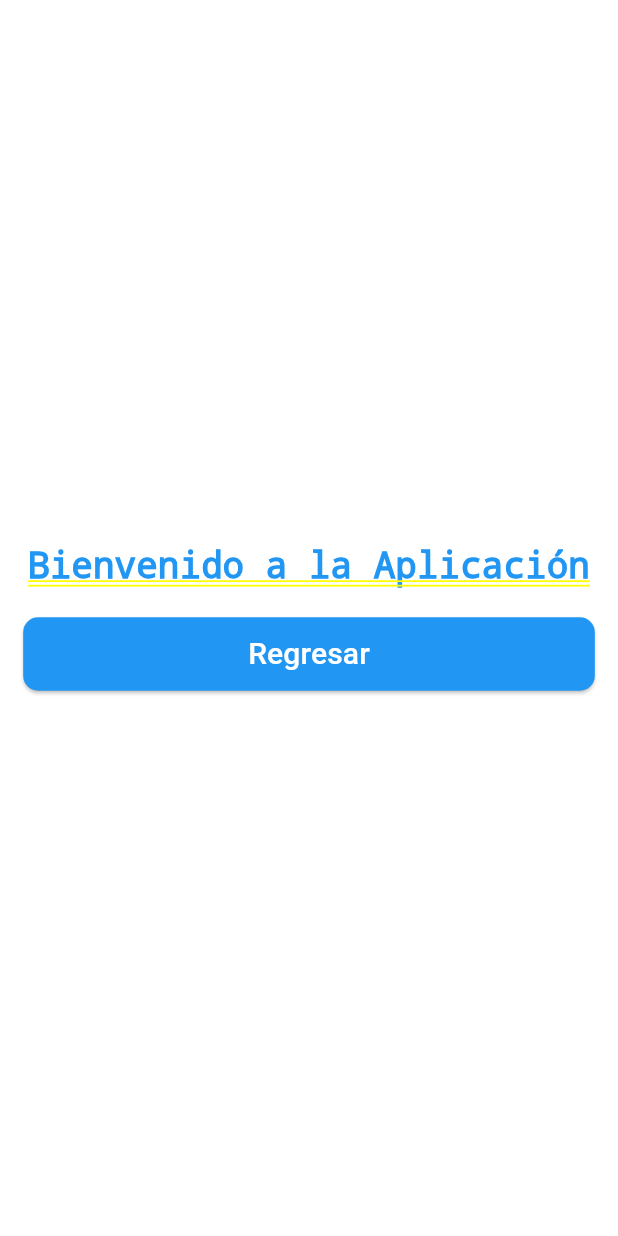
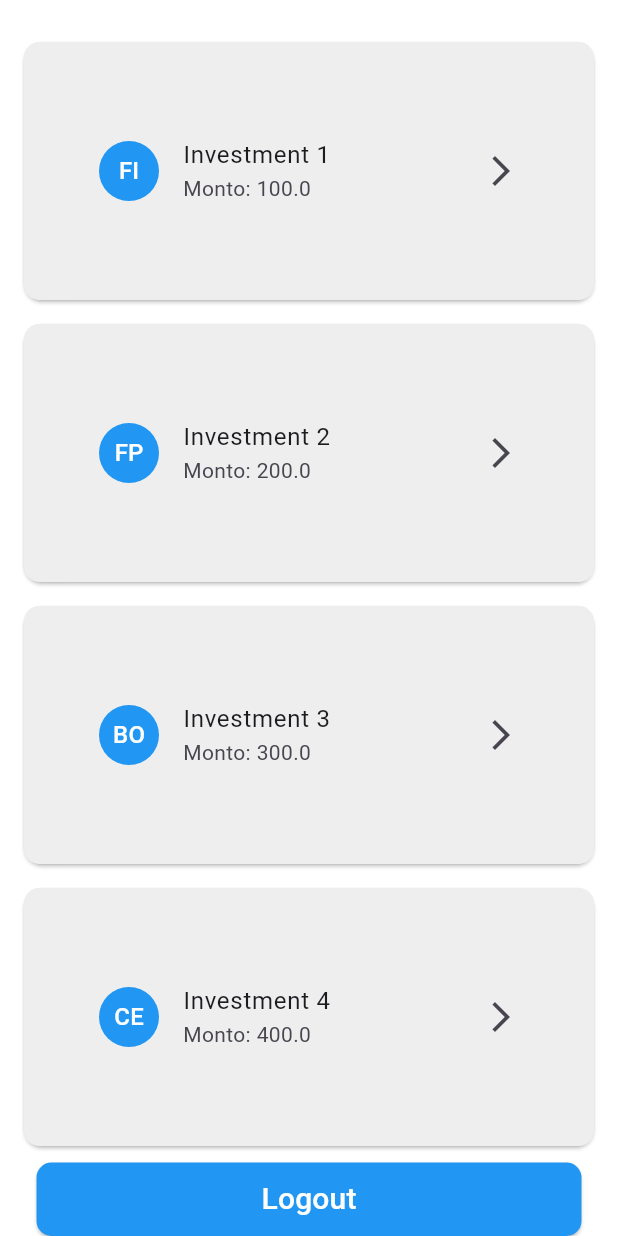
Before and after one commit to Jackson1903/my_new_flutter_app, a Flutter app: the screen it shows after launch, after a tap on "Ingresar", on a phone screen of 412 x 824 dp. Run offline on Flutter 3.47's test engine with Material 3 defaults, Android fonts, the phone set to English and light mode, and no system bars.

Commit message:
Se agrega nueva estructura y list card dinamico

```diff
--- a/lib/data/investments.dart
+++ b/lib/data/investments.dart
@@ -1,4 +1,4 @@
-import 'package:my_new_flutter_app/models/card_investment.dart';
+import 'package:my_new_flutter_app/data/models/card_investment.dart';
 
 const investments = [
   CardInvestment('1', 'Investment 1', 'FI', 100.0),
--- a/lib/main.dart
+++ b/lib/main.dart
@@ -1,5 +1,5 @@
 import 'package:flutter/material.dart';
-import 'package:my_new_flutter_app/views/login_screen.dart';
+import 'package:my_new_flutter_app/presentation/views/login_screen.dart';
 
 void main() {
   runApp(
--- /dev/null
+++ b/lib/presentation/views/home_screen.dart
@@ -0,0 +1,62 @@
+import 'package:flutter/material.dart';
+import 'package:my_new_flutter_app/presentation/views/login_screen.dart';
+import 'package:my_new_flutter_app/wigets/styled_button.dart';
+import 'package:my_new_flutter_app/data/investments.dart';
+
+class HomeContainer extends StatelessWidget {
+  const HomeContainer({super.key});
+
+  final textButtonBack = 'Logout';
+
+  @override
+  Widget build(BuildContext context) {
+    return Container(
+      decoration: const BoxDecoration(color: Colors.white),
+      child: Column(
+        children: [
+          const SizedBox(height: 20),
+          Expanded(
+            child: ListView.builder(
+              itemCount: investments.length,
+              itemBuilder: (context, index) {
+                final investment = investments[index];
+                return Card(
+                  margin:
+                      const EdgeInsets.symmetric(horizontal: 16, vertical: 8),
+                  child: ListTile(
+                    title: Text(investment.cardName ?? ''),
+                    contentPadding: const EdgeInsets.all(50),
+                    shape: RoundedRectangleBorder(
+                      borderRadius: BorderRadius.circular(10),
+                    ),
+                    tileColor: Colors.grey[200],
+                    leading: CircleAvatar(
+                      backgroundColor: Colors.blue,
+                      child: Text(investment.cardType ?? '',
+                          style: const TextStyle(color: Colors.white)),
+                    ),
+                    trailing: const Icon(Icons.arrow_forward_ios),
+                    onTap: () {
+                      // Handle tap if needed
+                    },
+                    subtitle:
+                        Text('Monto: ${investment.investmentAmount ?? ''}'),
+                  ),
+                );
+              },
+            ),
+          ),
+          StyledButton(
+            text: textButtonBack,
+            onPressed: () {
+              Navigator.push(
+                context,
+                MaterialPageRoute(builder: (context) => const LoginScreen()),
+              );
+            },
+          ),
+        ],
+      ),
+    );
+  }
+}
--- a/lib/views/login_screen.dart
+++ b/lib/presentation/views/login_screen.dart
@@ -1,5 +1,5 @@
 import 'package:flutter/material.dart';
-import 'package:my_new_flutter_app/views/home_screen.dart';
+import 'package:my_new_flutter_app/presentation/views/home_screen.dart';
 import 'package:my_new_flutter_app/wigets/styled_button.dart';
 import 'package:my_new_flutter_app/wigets/styled_textfield.dart';
 
--- a/lib/views/home_screen.dart
+++ /dev/null
@@ -1,41 +0,0 @@
-import 'package:flutter/material.dart';
-import 'package:my_new_flutter_app/views/login_screen.dart';
-import 'package:my_new_flutter_app/wigets/styled_button.dart';
-import 'package:my_new_flutter_app/data/investments.dart';
-
-class HomeContainer extends StatelessWidget {
-  const HomeContainer({super.key});
-
-  final textButtonBack = 'Regresar';
-
-  @override
-  Widget build(BuildContext context) {
-    final currentCard = investments[
-        0]; // Assuming you want to display the first investment card
-
-    return Container(
-      decoration: const BoxDecoration(color: Colors.white),
-      child: Center(
-        child: Column(
-          mainAxisAlignment: MainAxisAlignment.center,
-          children: [
-            const Text(
-              'Bienvenido a la Aplicación',
-              style: TextStyle(fontSize: 24, color: Colors.blue),
-            ),
-            const SizedBox(height: 20),
-            StyledButton(
-              text: textButtonBack,
-              onPressed: () {
-                Navigator.push(
-                  context,
-                  MaterialPageRoute(builder: (context) => const LoginScreen()),
-                );
-              },
-            ),
-          ],
-        ),
-      ),
-    );
-  }
-}
```
Also changed, not shown: lib/data/models/card_investment.dart (renamed from lib/models/card_investment.dart).
